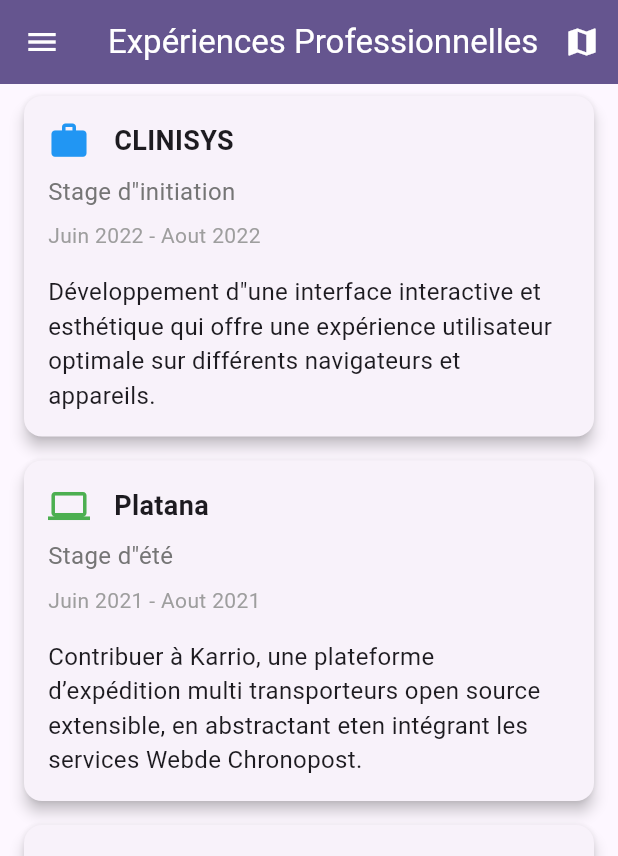
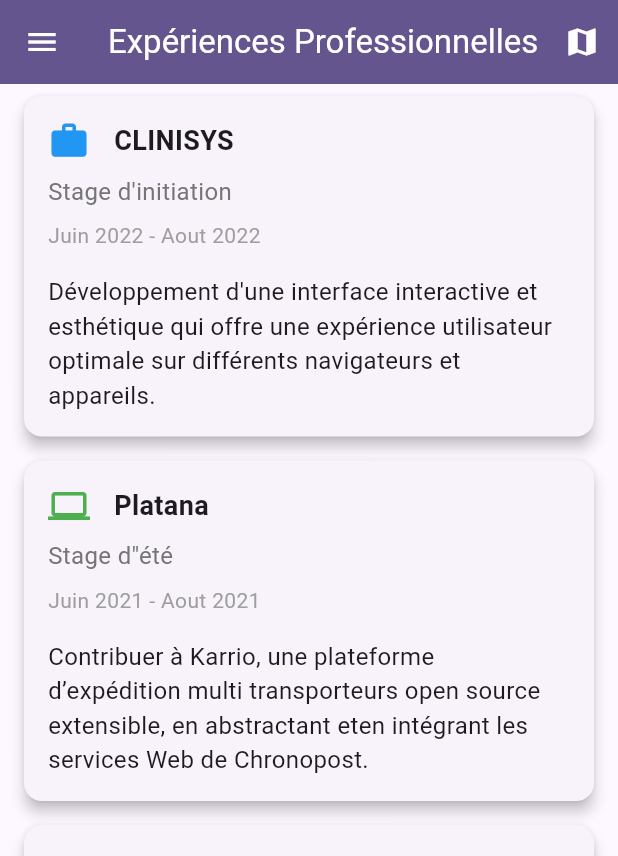
Before and after one commit to Ftayri/cv-project, a Flutter app: the ExperienceScreen screen opened directly, on a phone screen of 412 x 824 dp. Shown: the top 856 px of the screen. Run offline on Flutter 3.47's test engine with Material 2 defaults, Android fonts, the phone set to English and light mode, and no system bars; our stand-ins replace flex_color_scheme, flutter_map, flutter_native_splash, flutter_zoom_drawer, font_awesome_flutter, latlong2.

Commit message:
Final touches for professional experiences page

```diff
--- a/lib/pages/professional_experiences.page.dart
+++ b/lib/pages/professional_experiences.page.dart
@@ -11,11 +11,10 @@ class ExperienceScreen extends StatelessWidget {
   Widget build(BuildContext context) {
     return Scaffold(
       appBar: AppBar(
-        title: Expanded(
-            child: Text(
+        title: Text(
           'Expériences Professionnelles',
           overflow: TextOverflow.visible,
-        )),
+        ),
         leading: DrawerWidget(),
         actions: [
           IconButton(
@@ -38,10 +37,10 @@ class ExperienceScreen extends StatelessWidget {
               children: [
                 ExperienceCard(
                   company: 'CLINISYS',
-                  role: 'Stage d"initiation',
+                  role: 'Stage d\'initiation',
                   duration: 'Juin 2022 - Aout 2022',
                   description:
-                      'Développement d"une interface interactive et esthétique qui offre une expérience utilisateur optimale sur différents navigateurs et appareils.',
+                      'Développement d\'une interface interactive et esthétique qui offre une expérience utilisateur optimale sur différents navigateurs et appareils.',
                   color: Colors.blue,
                   icon: Icons.work,
                 ),
@@ -50,7 +49,7 @@ class ExperienceScreen extends StatelessWidget {
                   role: 'Stage d"été',
                   duration: 'Juin 2021 - Aout 2021',
                   description:
-                      'Contribuer à Karrio, une plateforme d’expédition multi transporteurs open source extensible, en abstractant eten intégrant les services Webde Chronopost.',
+                      'Contribuer à Karrio, une plateforme d’expédition multi transporteurs open source extensible, en abstractant eten intégrant les services Web de Chronopost.',
                   color: Colors.green,
                   icon: Icons.laptop,
                 ),
```
